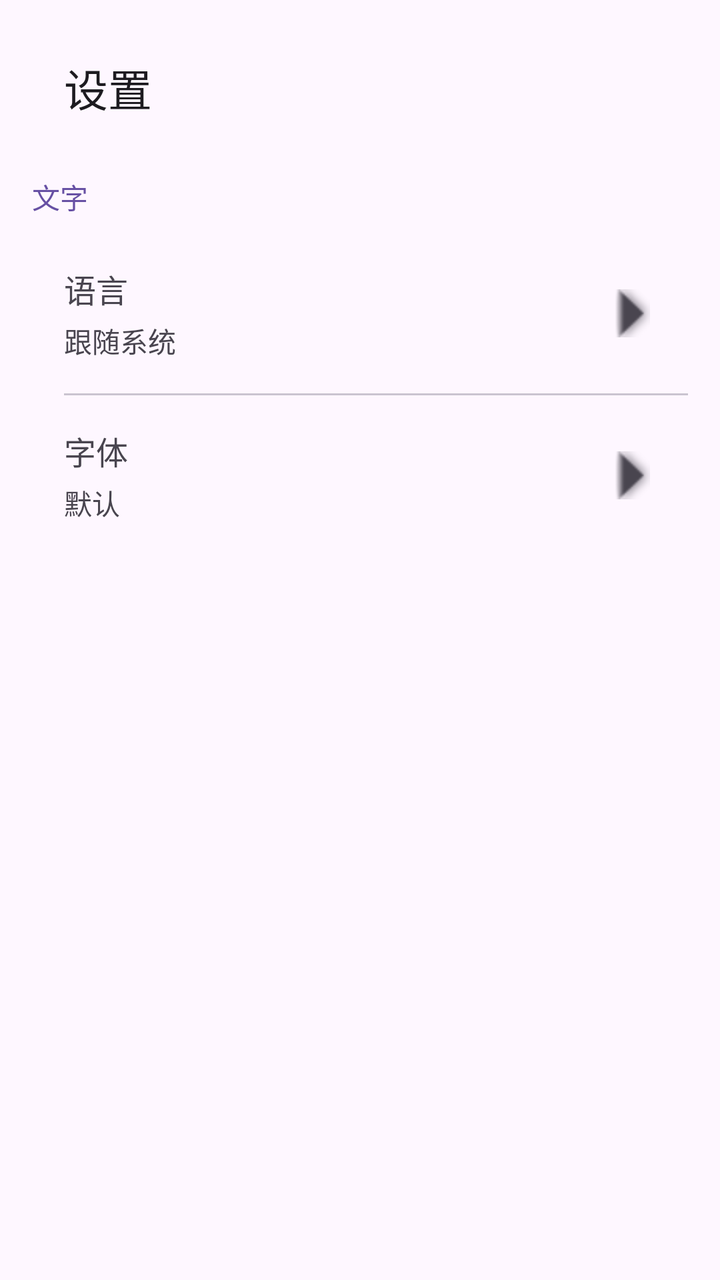
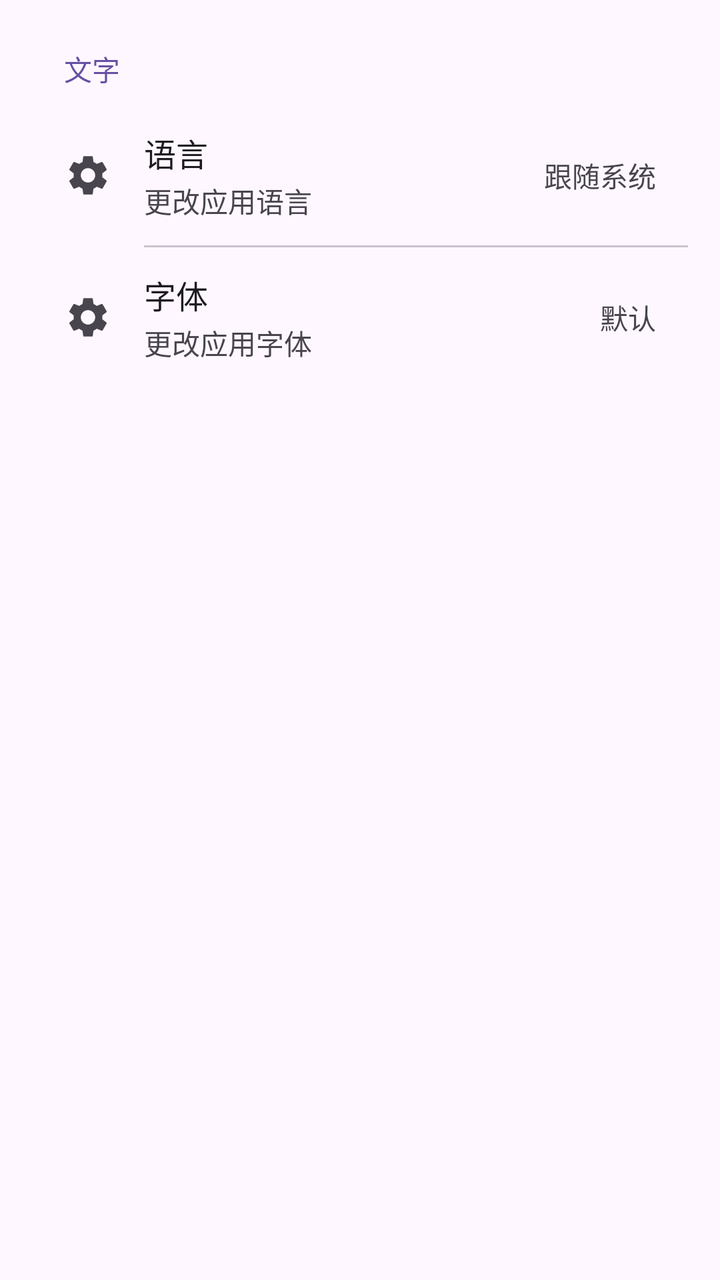

The first picture is an Android layout as it rendered before a commit; the second is the same layout after the commit. The layout source and the unified diff follow.
<!-- AndroidManifest.xml: application theme Theme.Click -->
<!-- res/layout/fragment_settings.xml -->
<?xml version="1.0" encoding="utf-8"?>
<LinearLayout xmlns:android="http://schemas.android.com/apk/res/android"
    android:layout_width="match_parent"
    android:layout_height="match_parent"
    android:orientation="vertical"
    android:padding="16dp">

    
    <com.google.android.material.appbar.MaterialToolbar
        android:id="@+id/settings_toolbar"
        android:layout_width="match_parent"
        android:layout_height="56dp"
        android:background="?attr/colorSurface"
        app:title="设置"
        app:titleTextColor="?attr/colorOnSurface"
        xmlns:app="http://schemas.android.com/apk/res-auto" />

    <ScrollView
        android:layout_width="match_parent"
        android:layout_height="0dp"
        android:layout_weight="1">

        <LinearLayout
            android:layout_width="match_parent"
            android:layout_height="wrap_content"
            android:orientation="vertical">

            
            <TextView
                android:layout_width="wrap_content"
                android:layout_height="wrap_content"
                android:text="文字"
                android:textSize="14sp"
                android:textColor="?attr/colorPrimary"
                android:layout_marginTop="16dp"
                android:layout_marginBottom="8dp" />

            
            <LinearLayout
                android:id="@+id/settings_language"
                android:layout_width="match_parent"
                android:layout_height="wrap_content"
                android:orientation="horizontal"
                android:gravity="center_vertical"
                android:padding="16dp"
                android:background="?attr/selectableItemBackground"
                android:clickable="true"
                android:focusable="true">

                <LinearLayout
                    android:layout_width="0dp"
                    android:layout_height="wrap_content"
                    android:layout_weight="1"
                    android:orientation="vertical">

                    <TextView
                        android:layout_width="wrap_content"
                        android:layout_height="wrap_content"
                        android:text="语言"
                        android:textSize="16sp" />

                    <TextView
                        android:id="@+id/settings_language_value"
                        android:layout_width="wrap_content"
                        android:layout_height="wrap_content"
                        android:text="跟随系统"
                        android:textSize="14sp"
                        android:textColor="?attr/colorOnSurfaceVariant"
                        android:layout_marginTop="4dp" />
                </LinearLayout>

                <ImageView
                    android:layout_width="24dp"
                    android:layout_height="24dp"
                    android:src="@android:drawable/arrow_down_float"
                    android:rotation="270"
                    android:tint="?attr/colorOnSurfaceVariant" />
            </LinearLayout>

            <View
                android:layout_width="match_parent"
                android:layout_height="1dp"
                android:layout_marginStart="16dp"
                android:background="?attr/colorOutlineVariant" />

            
            <LinearLayout
                android:id="@+id/settings_font"
                android:layout_width="match_parent"
                android:layout_height="wrap_content"
                android:orientation="horizontal"
                android:gravity="center_vertical"
                android:padding="16dp"
                android:background="?attr/selectableItemBackground"
                android:clickable="true"
                android:focusable="true">

                <LinearLayout
                    android:layout_width="0dp"
                    android:layout_height="wrap_content"
                    android:layout_weight="1"
                    android:orientation="vertical">

                    <TextView
                        android:layout_width="wrap_content"
                        android:layout_height="wrap_content"
                        android:text="字体"
                        android:textSize="16sp" />

                    <TextView
                        android:layout_width="wrap_content"
                        android:layout_height="wrap_content"
                        android:text="默认"
                        android:textSize="14sp"
                        android:textColor="?attr/colorOnSurfaceVariant"
                        android:layout_marginTop="4dp" />
                </LinearLayout>

                <ImageView
                    android:layout_width="24dp"
                    android:layout_height="24dp"
                    android:src="@android:drawable/arrow_down_float"
                    android:rotation="270"
                    android:tint="?attr/colorOnSurfaceVariant" />
            </LinearLayout>

        </LinearLayout>
    </ScrollView>
</LinearLayout>
<!-- resources referenced by this layout -->
<resources>
  <style name="Theme.Click" parent="Theme.Material3.DayNight.NoActionBar">
          <item name="colorPrimary">@color/md_theme_primary</item>
          <item name="colorOnPrimary">@color/md_theme_onPrimary</item>
          <item name="colorPrimaryContainer">@color/md_theme_primaryContainer</item>
          <item name="colorOnPrimaryContainer">@color/md_theme_onPrimaryContainer</item>
          <item name="colorSecondary">@color/md_theme_secondary</item>
          <item name="colorOnSecondary">@color/md_theme_onSecondary</item>
          <item name="colorSecondaryContainer">@color/md_theme_secondaryContainer</item>
          <item name="colorOnSecondaryContainer">@color/md_theme_onSecondaryContainer</item>
          <item name="android:colorBackground">@color/md_theme_background</item>
          <item name="colorOnBackground">@color/md_theme_onBackground</item>
          <item name="colorSurface">@color/md_theme_surface</item>
          <item name="colorOnSurface">@color/md_theme_onSurface</item>
          <item name="colorSurfaceVariant">@color/md_theme_surfaceVariant</item>
          <item name="colorOnSurfaceVariant">@color/md_theme_onSurfaceVariant</item>
          <item name="colorOutline">@color/md_theme_outline</item>
          <item name="colorOutlineVariant">@color/md_theme_outlineVariant</item>
          <item name="android:statusBarColor">@color/md_theme_surface</item>
          <item name="android:navigationBarColor">@android:color/transparent</item>
          <item name="android:windowLightStatusBar">true</item>
          <item name="android:windowLightNavigationBar">true</item>
          <item name="android:windowBackground">@color/md_theme_background</item>
          
          <item name="android:windowSplashScreenBackground">@color/md_theme_background</item>
          <item name="android:windowSplashScreenAnimatedIcon">@drawable/splash_icon</item>
      </style>
  <color name="md_theme_primary">#6750A4</color>
  <color name="md_theme_onPrimary">#FFFFFF</color>
  <color name="md_theme_primaryContainer">#EADDFF</color>
  <color name="md_theme_onPrimaryContainer">#21005D</color>
  <color name="md_theme_secondary">#625B71</color>
  <color name="md_theme_onSecondary">#FFFFFF</color>
  <color name="md_theme_secondaryContainer">#E8DEF8</color>
  <color name="md_theme_onSecondaryContainer">#1D192B</color>
  <color name="md_theme_background">#FEF7FF</color>
  <color name="md_theme_onBackground">#1D1B20</color>
  <color name="md_theme_surface">#FEF7FF</color>
  <color name="md_theme_onSurface">#1D1B20</color>
  <color name="md_theme_surfaceVariant">#E7E0EC</color>
  <color name="md_theme_onSurfaceVariant">#49454F</color>
  <color name="md_theme_outline">#79747E</color>
  <color name="md_theme_outlineVariant">#CAC4D0</color>
  <!-- unchanged entries left out for length: 1 -->
</resources>

<!-- the commit's change to res/layout/fragment_settings.xml (unified diff, before → after) -->
@@ -3,22 +3,12 @@
     android:layout_width="match_parent"
     android:layout_height="match_parent"
     android:orientation="vertical"
-    android:padding="16dp">
-
-    
-    <com.google.android.material.appbar.MaterialToolbar
-        android:id="@+id/settings_toolbar"
-        android:layout_width="match_parent"
-        android:layout_height="56dp"
-        android:background="?attr/colorSurface"
-        app:title="设置"
-        app:titleTextColor="?attr/colorOnSurface"
-        xmlns:app="http://schemas.android.com/apk/res-auto" />
+    android:background="?android:attr/colorBackground">
 
     <ScrollView
         android:layout_width="match_parent"
-        android:layout_height="0dp"
-        android:layout_weight="1">
+        android:layout_height="match_parent"
+        android:padding="16dp">
 
         <LinearLayout
             android:layout_width="match_parent"
@@ -32,8 +22,8 @@
                 android:text="文字"
                 android:textSize="14sp"
                 android:textColor="?attr/colorPrimary"
-                android:layout_marginTop="16dp"
-                android:layout_marginBottom="8dp" />
+                android:paddingHorizontal="16dp"
+                android:paddingVertical="8dp" />
 
             
             <LinearLayout
@@ -42,10 +32,18 @@
                 android:layout_height="wrap_content"
                 android:orientation="horizontal"
                 android:gravity="center_vertical"
-                android:padding="16dp"
+                android:paddingHorizontal="16dp"
+                android:paddingVertical="12dp"
                 android:background="?attr/selectableItemBackground"
                 android:clickable="true"
                 android:focusable="true">
+
+                <ImageView
+                    android:layout_width="24dp"
+                    android:layout_height="24dp"
+                    android:src="@drawable/ic_settings"
+                    android:tint="?attr/colorOnSurfaceVariant"
+                    android:layout_marginEnd="16dp" />
 
                 <LinearLayout
                     android:layout_width="0dp"
@@ -57,30 +55,31 @@
                         android:layout_width="wrap_content"
                         android:layout_height="wrap_content"
                         android:text="语言"
-                        android:textSize="16sp" />
+                        android:textSize="16sp"
+                        android:textColor="?attr/colorOnSurface" />
 
                     <TextView
-                        android:id="@+id/settings_language_value"
                         android:layout_width="wrap_content"
                         android:layout_height="wrap_content"
-                        android:text="跟随系统"
+                        android:text="更改应用语言"
                         android:textSize="14sp"
                         android:textColor="?attr/colorOnSurfaceVariant"
-                        android:layout_marginTop="4dp" />
+                        android:layout_marginTop="2dp" />
                 </LinearLayout>
 
-                <ImageView
-                    android:layout_width="24dp"
-                    android:layout_height="24dp"
-                    android:src="@android:drawable/arrow_down_float"
-                    android:rotation="270"
-                    android:tint="?attr/colorOnSurfaceVariant" />
+                <TextView
+                    android:id="@+id/settings_language_value"
+                    android:layout_width="wrap_content"
+                    android:layout_height="wrap_content"
+                    android:text="跟随系统"
+                    android:textSize="14sp"
+                    android:textColor="?attr/colorOnSurfaceVariant" />
             </LinearLayout>
 
             <View
                 android:layout_width="match_parent"
                 android:layout_height="1dp"
-                android:layout_marginStart="16dp"
+                android:layout_marginStart="56dp"
                 android:background="?attr/colorOutlineVariant" />
 
             
@@ -90,10 +89,18 @@
                 android:layout_height="wrap_content"
                 android:orientation="horizontal"
                 android:gravity="center_vertical"
-                android:padding="16dp"
+                android:paddingHorizontal="16dp"
+                android:paddingVertical="12dp"
                 android:background="?attr/selectableItemBackground"
                 android:clickable="true"
                 android:focusable="true">
+
+                <ImageView
+                    android:layout_width="24dp"
+                    android:layout_height="24dp"
+                    android:src="@drawable/ic_settings"
+                    android:tint="?attr/colorOnSurfaceVariant"
+                    android:layout_marginEnd="16dp" />
 
                 <LinearLayout
                     android:layout_width="0dp"
@@ -105,23 +112,24 @@
                         android:layout_width="wrap_content"
                         android:layout_height="wrap_content"
                         android:text="字体"
-                        android:textSize="16sp" />
+                        android:textSize="16sp"
+                        android:textColor="?attr/colorOnSurface" />
 
                     <TextView
                         android:layout_width="wrap_content"
                         android:layout_height="wrap_content"
-                        android:text="默认"
+                        android:text="更改应用字体"
                         android:textSize="14sp"
                         android:textColor="?attr/colorOnSurfaceVariant"
-                        android:layout_marginTop="4dp" />
+                        android:layout_marginTop="2dp" />
                 </LinearLayout>
 
-                <ImageView
-                    android:layout_width="24dp"
-                    android:layout_height="24dp"
-                    android:src="@android:drawable/arrow_down_float"
-                    android:rotation="270"
-                    android:tint="?attr/colorOnSurfaceVariant" />
+                <TextView
+                    android:layout_width="wrap_content"
+                    android:layout_height="wrap_content"
+                    android:text="默认"
+                    android:textSize="14sp"
+                    android:textColor="?attr/colorOnSurfaceVariant" />
             </LinearLayout>
 
         </LinearLayout>
<!-- resource entries referenced after the edit -->
@@ -1,5 +1,16 @@
 <!-- resources referenced by this layout -->
 <resources>
+  <!-- drawable ic_settings (drawable) -->
+  <?xml version="1.0" encoding="utf-8"?>
+  <vector xmlns:android="http://schemas.android.com/apk/res/android"
+      android:width="24dp"
+      android:height="24dp"
+      android:viewportWidth="24"
+      android:viewportHeight="24">
+      <path
+          android:fillColor="#FF000000"
+          android:pathData="M19.14,12.94c0.04,-0.3 0.06,-0.61 0.06,-0.94c0,-0.32 -0.02,-0.64 -0.07,-0.94l2.03,-1.58c0.18,-0.14 0.23,-0.41 0.12,-0.61l-1.92,-3.32c-0.12,-0.22 -0.37,-0.29 -0.59,-0.22l-2.39,0.96c-0.5,-0.38 -1.03,-0.7 -1.62,-0.94L14.4,2.81c-0.04,-0.24 -0.24,-0.41 -0.48,-0.41h-3.84c-0.24,0 -0.43,0.17 -0.47,0.41L9.25,5.35C8.66,5.59 8.12,5.92 7.63,6.29L5.24,5.33c-0.22,-0.08 -0.47,0 -0.59,0.22L2.74,8.87C2.62,9.08 2.66,9.34 2.86,9.48l2.03,1.58C4.84,11.36 4.8,11.69 4.8,12s0.02,0.64 0.07,0.94l-2.03,1.58c-0.18,0.14 -0.23,0.41 -0.12,0.61l1.92,3.32c0.12,0.22 0.37,0.29 0.59,0.22l2.39,-0.96c0.5,0.38 1.03,0.7 1.62,0.94l0.36,2.54c0.05,0.24 0.24,0.41 0.48,0.41h3.84c0.24,0 0.44,-0.17 0.47,-0.41l0.36,-2.54c0.59,-0.24 1.13,-0.56 1.62,-0.94l2.39,0.96c0.22,0.08 0.47,0 0.59,-0.22l1.92,-3.32c0.12,-0.22 0.07,-0.47 -0.12,-0.61L19.14,12.94zM12,15.6c-1.98,0 -3.6,-1.62 -3.6,-3.6s1.62,-3.6 3.6,-3.6s3.6,1.62 3.6,3.6S13.98,15.6 12,15.6z" />
+  </vector>
   <style name="Theme.Click" parent="Theme.Material3.DayNight.NoActionBar">
           <item name="colorPrimary">@color/md_theme_primary</item>
           <item name="colorOnPrimary">@color/md_theme_onPrimary</item>
